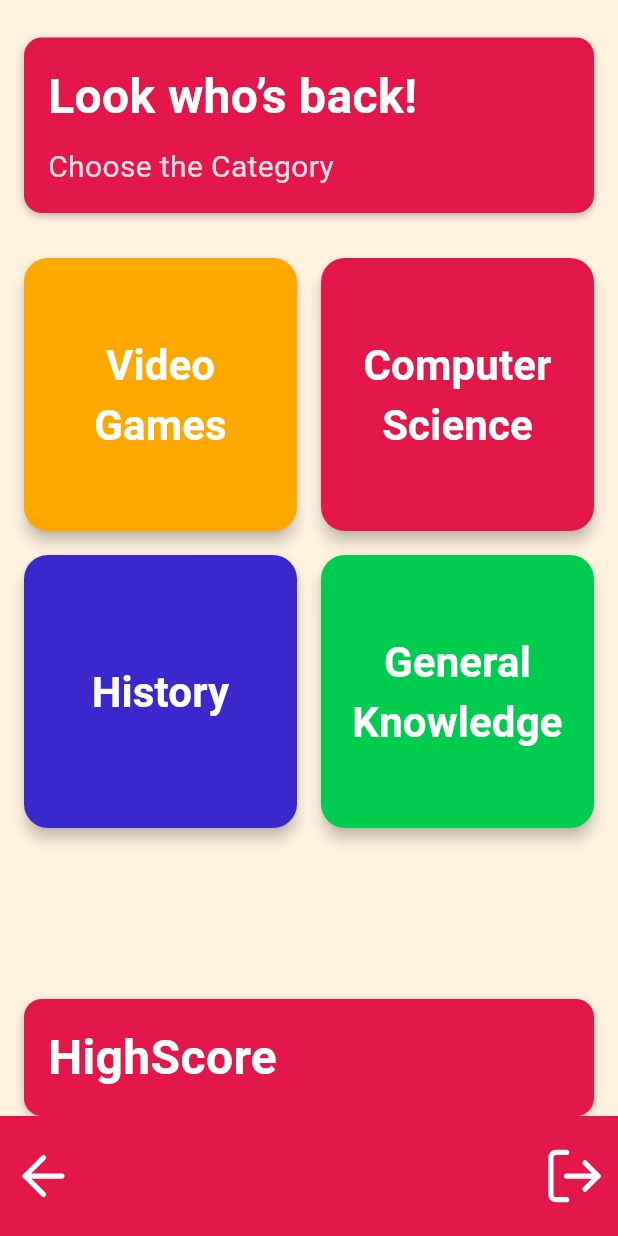
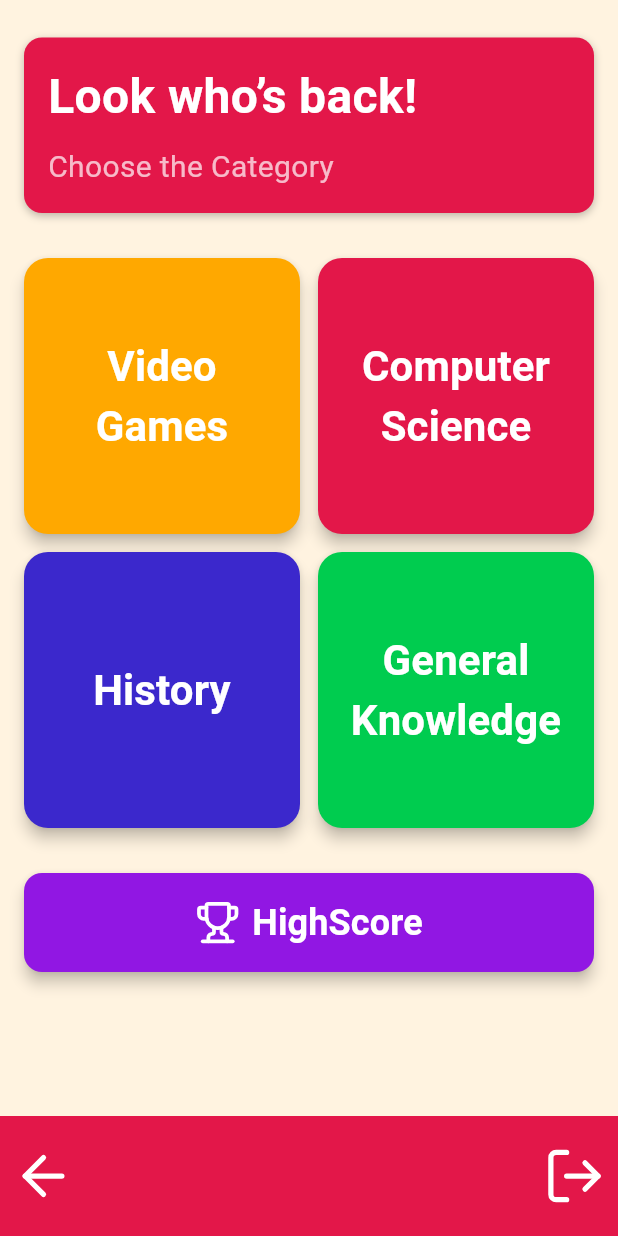
Before and after one commit to mirip1/QuizTime, a Flutter app: the HomeScreen screen opened by its route, on a phone screen of 412 x 824 dp. Run offline on Flutter 3.47's test engine with Material 3 defaults, Android fonts, the phone set to English and light mode, and no system bars; our stand-ins replace cloud_firestore, firebase_auth, firebase_core, html_unescape, lucide_icons; accounts and stored records are empty.

Commit message:
Aplicacion officialmente terminada (Queda depurar)

```diff
--- a/lib/routes/routes.dart
+++ b/lib/routes/routes.dart
@@ -1,4 +1,5 @@
 import 'package:flutter/material.dart';
+import 'package:quiztime/screens/scores.dart';
 import '../screens/login.dart';
 import '../screens/register.dart';
 import '../screens/home.dart';
@@ -39,10 +40,14 @@ Route<dynamic> onGenerateRoute(RouteSettings settings) {
         }
       }
       return _errorRoute();
+    case '/highscore':
+      return MaterialPageRoute(builder: (_) =>  const HighScoreScreen());
+
 
     default:
       return _errorRoute();
   }
+
 }
 
 Route<dynamic> _errorRoute() {
--- a/lib/screens/home.dart
+++ b/lib/screens/home.dart
@@ -31,11 +31,11 @@ class HomeScreen extends StatelessWidget {
                 crossAxisAlignment: CrossAxisAlignment.start,
                 children: [
                   Text(
-                    "Look who’s back! ",
+                    "Look who’s back!",
                     style: TextStyle(
                       fontSize: 32,
                       fontWeight: FontWeight.bold,
-                      color: Color.fromARGB(255, 255, 255, 255),
+                      color: Colors.white,
                     ),
                   ),
                   SizedBox(height: 10),
@@ -44,25 +44,26 @@ class HomeScreen extends StatelessWidget {
                     style: TextStyle(
                       fontSize: 20,
                       fontWeight: FontWeight.w400,
-                      color: Color.fromARGB(221, 255, 255, 255),
+                      color: Colors.white70,
                     ),
                   ),
                 ],
               ),
             ),
-
             const SizedBox(height: 30),
-
-            // Categorías en forma de botones
             Expanded(
+              child: SingleChildScrollView(
                 child: Padding(
-                padding: const EdgeInsets.symmetric(
-                    horizontal:
-                        16.0), // Agregar margen lateral a las categorías
-                child: GridView.count(
+                  padding: const EdgeInsets.symmetric(horizontal: 16.0),
+                  child: Column(
+                    mainAxisAlignment: MainAxisAlignment.center,
+                    children: [
+                      GridView.count(
                         crossAxisCount: 2,
-                  mainAxisSpacing: 16,
-                  crossAxisSpacing: 16,
+                        mainAxisSpacing: 12,
+                        crossAxisSpacing: 12,
+                        shrinkWrap: true,
+                        physics: const NeverScrollableScrollPhysics(),
                         children: [
                           _buildCategoryButton(
                             label: "Video Games",
@@ -110,38 +111,52 @@ class HomeScreen extends StatelessWidget {
                           ),
                         ],
                       ),
+                      const SizedBox(height: 30),
+                      SizedBox(
+                        width: double
+                            .infinity,
+                        child: ElevatedButton(
+                          onPressed: () {
+                            Navigator.pushNamed(context, '/highscore');
+                          },
+                          style: ElevatedButton.styleFrom(
+                            backgroundColor: const Color.fromARGB(255, 145, 23, 227),
+                            shape: RoundedRectangleBorder(
+                              borderRadius: BorderRadius.circular(12.0),
                             ),
+                            padding: const EdgeInsets.symmetric(vertical: 16),
+                            elevation: 4,
                           ),
-            Container(
-              width: double.infinity,
-              padding: const EdgeInsets.all(16.0),
-              margin: const EdgeInsets.symmetric(horizontal: 16.0),
-              decoration: BoxDecoration(
-                color: const Color(0xFFE31749),
-                borderRadius: BorderRadius.circular(12.0),
-                boxShadow: const [
-                  BoxShadow(
-                    color: Colors.black26,
-                    blurRadius: 4.0,
-                    offset: Offset(0, 2),
+                          child: const Row(
+                            mainAxisSize: MainAxisSize
+                                .min,
+                            mainAxisAlignment: MainAxisAlignment
+                                .center,
+                            children: [
+                              Icon(
+                                LucideIcons.trophy,
+                                color: Colors.white,
+                                size: 30,
                               ),
-                ],
-              ),
-              child: const Column(
-                crossAxisAlignment: CrossAxisAlignment.start,
-                children: [
+                              SizedBox(
+                                  width: 8),
                               Text(
-                    "HighScore ",
+                                "HighScore",
                                 style: TextStyle(
-                      fontSize: 32,
+                                  fontSize: 24,
                                   fontWeight: FontWeight.bold,
-                      color: Color.fromARGB(255, 255, 255, 255),
+                                  color: Colors.white,
                                 ),
                               ),
                             ],
                           ),
                         ),
-
+                      ),
+                    ],
+                  ),
+                ),
+              ),
+            ),
             Container(
               width: double.infinity,
               height: 80,
@@ -177,8 +192,7 @@ class HomeScreen extends StatelessWidget {
       ),
     );
   }
-
-  // Widget para los botones de categorías
+  //Metodo utilizado para crear los botones de categoria de las preguntas
   Widget _buildCategoryButton({
     required String label,
     required Color color,
--- a/lib/screens/login.dart
+++ b/lib/screens/login.dart
@@ -24,9 +24,11 @@ class _LoginScreenState extends State<LoginScreen> {
         password: password,
       );
       // Muestra un SnackBar si el inicio de sesión es exitoso
+      // ignore: use_build_context_synchronously
       ScaffoldMessenger.of(context).showSnackBar(
         const SnackBar(content: Text("Inicio de sesión correcto")),
       );
+      // ignore: use_build_context_synchronously
       Navigator.pushNamed(context, '/quiz');
     } on FirebaseAuthException catch (e) {
       // Manejo de errores de Firebase Authentication
```
Also changed, not shown: lib/screens/scores.dart (added, +211 -0 lines). Lines whose indentation alone changed are shown as unchanged.
